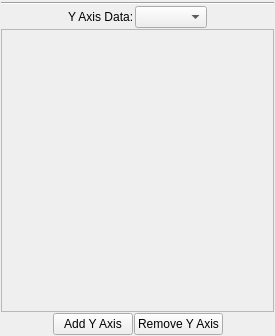
Above: code/plotms/GuiTabs/PlotMSAxesTab.ui from radio-astro/casa before the change. Below: the same form after it.
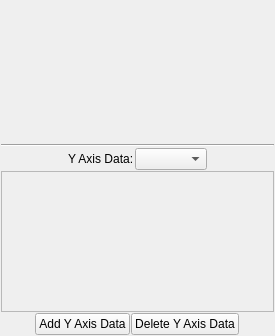
That is the form after the change.

Commit message: New Development: Yes             JIRA Issue: CAS-1884         Ready for Test: Yes      Interface Changes: Yes What Interface Changed: Added methods/params to fix bugs.          Test Programs: Please see test directory   Put in Release Notes: No              Module(s): plotms            Description: Fix of draw thread hang for three plots and work on GUI for multiple plots.

```diff
--- a/code/plotms/GuiTabs/PlotMSAxesTab.ui
+++ b/code/plotms/GuiTabs/PlotMSAxesTab.ui
@@ -86,7 +86,7 @@
    <item>
     <widget class="QFrame" name="yAxisFrame">
      <property name="sizePolicy">
-      <sizepolicy hsizetype="Preferred" vsizetype="Expanding">
+      <sizepolicy hsizetype="Preferred" vsizetype="Preferred">
        <horstretch>0</horstretch>
        <verstretch>0</verstretch>
       </sizepolicy>
@@ -101,6 +101,9 @@
    </item>
    <item>
     <layout class="QHBoxLayout" name="horizontalLayout">
+     <property name="spacing">
+      <number>1</number>
+     </property>
      <item>
       <spacer name="horizontalSpacer">
        <property name="orientation">
@@ -117,14 +120,14 @@
      <item>
       <widget class="QPushButton" name="addYButton">
        <property name="text">
-        <string>Add Y Axis</string>
+        <string>Add Y Axis Data</string>
        </property>
       </widget>
      </item>
      <item>
       <widget class="QPushButton" name="removeYButton">
        <property name="text">
-        <string>Remove Y Axis</string>
+        <string>Delete Y Axis Data</string>
        </property>
       </widget>
      </item>
```
Left out of the diff: 12 changed lines with no effect on the pictures. The commit also changes 29 other files.
